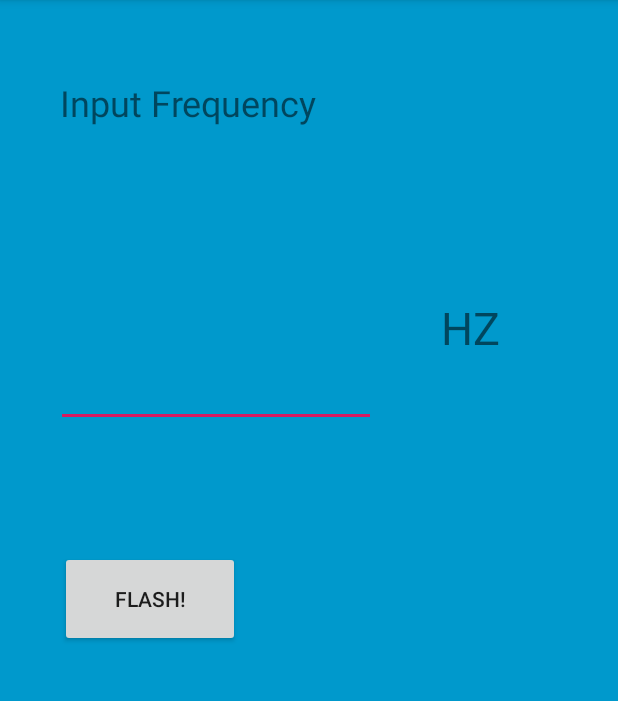
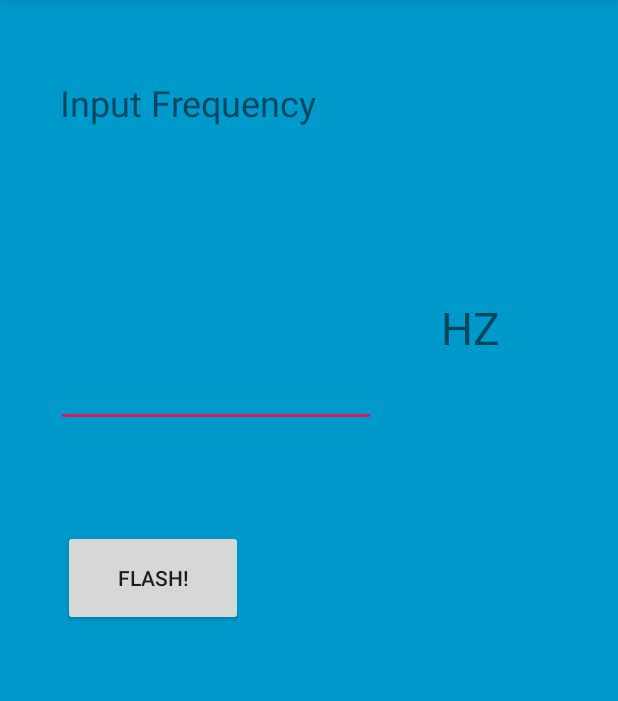
Before and after one commit to pulseuhcl/Pulse, an Android app: the screen it shows after launch (MainActivity), on a phone screen of 412 x 824 dp, the part 84-785 px from its top. Run offline under Robolectric (Android 15) with nearby library versions, the phone set to English and light mode, and no system bars.

Commit message:
Initial Commit

```diff
--- a/app/src/main/res/layout/activity_main.xml
+++ b/app/src/main/res/layout/activity_main.xml
@@ -36,8 +36,8 @@
         android:layout_height="64dp"
         android:layout_alignParentStart="true"
         android:layout_alignParentTop="true"
-        android:layout_marginStart="40dp"
-        android:layout_marginTop="367dp"
+        android:layout_marginStart="42dp"
+        android:layout_marginTop="353dp"
         android:text="Flash!" />
 
     <EditText
```
